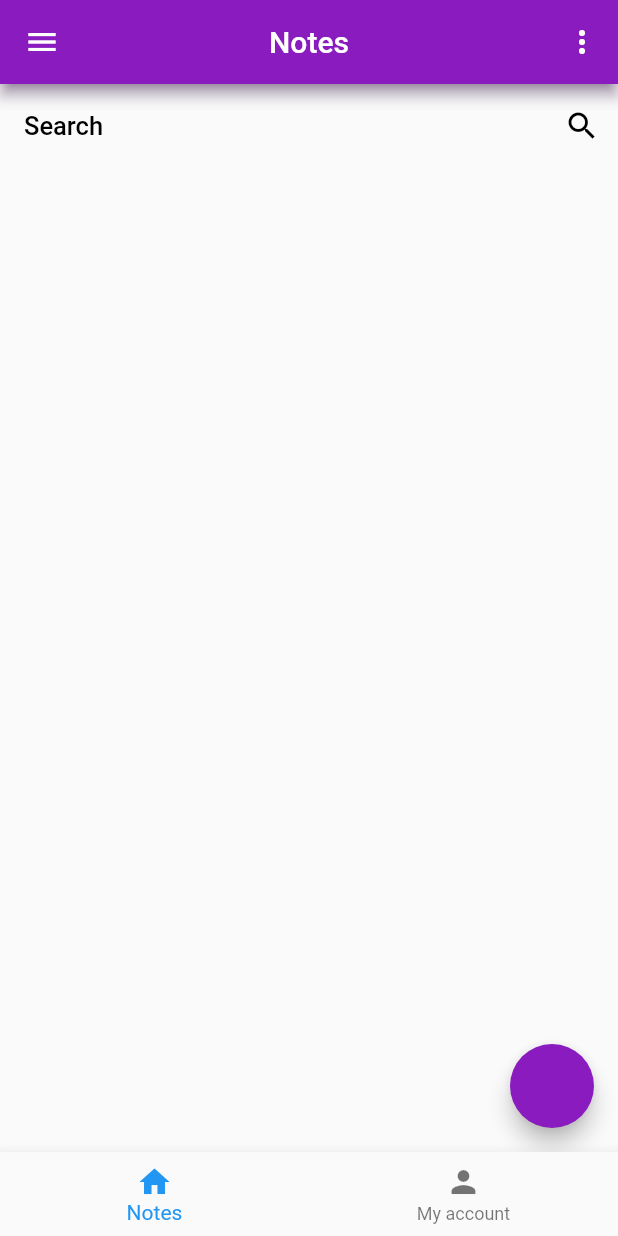
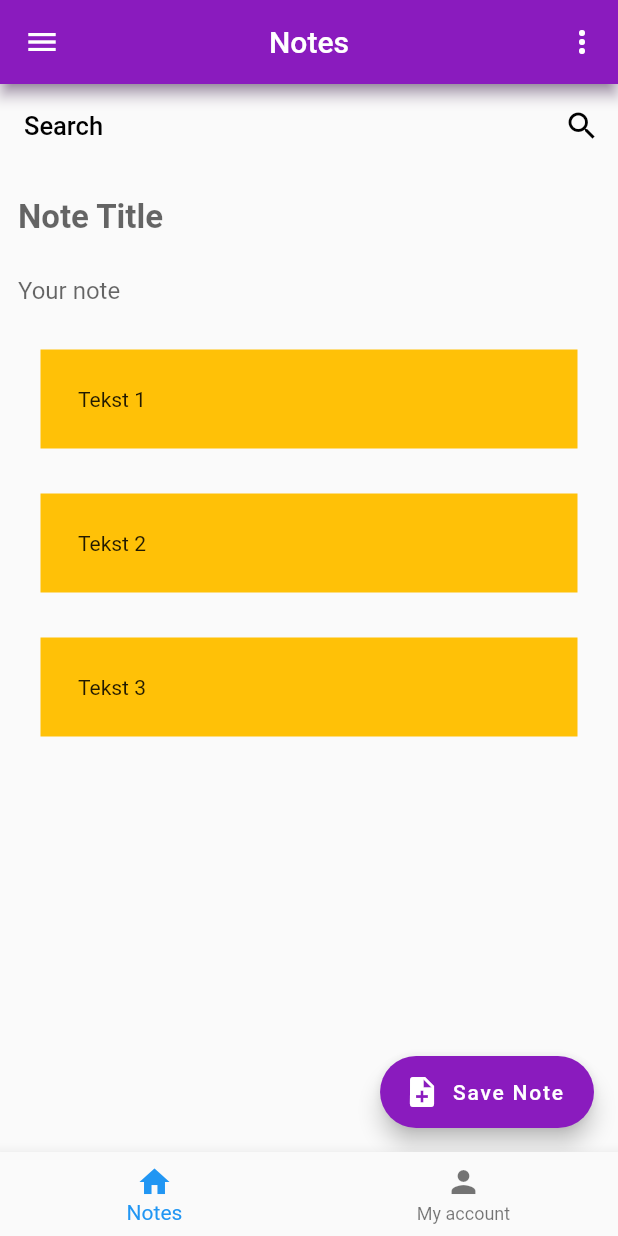
Before and after one commit to michalkrysinski/notemobile, a Flutter app: the screen it shows once a user with an empty profile is signed in, on a phone screen of 412 x 824 dp. Run offline on Flutter 3.47's test engine with Material 2 defaults, Android fonts, the phone set to English and light mode, and no system bars; our stand-ins replace animated_text_kit, firebase_auth, firebase_core, google_fonts; accounts and stored records are empty.

```diff
--- a/lib/page/my_account_page/my_account_page.dart
+++ b/lib/page/my_account_page/my_account_page.dart
@@ -17,7 +17,7 @@ class MyAccountPage extends StatelessWidget {
       child: ListView(
         children: [
           const SizedBox(
-            height: 60,
+            height: 200,
           ),
           Center(
             child: Text(
@@ -28,7 +28,7 @@ class MyAccountPage extends StatelessWidget {
             ),
           ),
           const SizedBox(
-            height: 420,
+            height: 350,
           ),
           Center(
             child: ElevatedButton(
--- a/lib/page/notes_page/notes_page.dart
+++ b/lib/page/notes_page/notes_page.dart
@@ -1,10 +1,15 @@
 import 'package:flutter/material.dart';
 
-class NotesPage extends StatelessWidget {
+class NotesPage extends StatefulWidget {
   const NotesPage({
     Key? key,
   }) : super(key: key);
 
+  @override
+  State<NotesPage> createState() => _NotesPageState();
+}
+
+class _NotesPageState extends State<NotesPage> {
   @override
   Widget build(BuildContext context) {
     return Scaffold(
@@ -23,10 +28,64 @@ class NotesPage extends StatelessWidget {
           ),
         ],
       ),
-      floatingActionButton: FloatingActionButton(
+      floatingActionButton: FloatingActionButton.extended(
         onPressed: () {},
+        label: const Text('Save Note'),
+        icon: const Icon(
+          Icons.note_add,
+        ),
         backgroundColor: const Color.fromARGB(255, 138, 27, 190),
+      ),
+      body: Padding(
+        padding: const EdgeInsets.symmetric(vertical: 8.0, horizontal: 12.0),
+        child: ListView(
+          children: const [
+            TextField(
+              decoration: InputDecoration(
+                border: InputBorder.none,
+                hintText: "Note Title",
+              ),
+              style: TextStyle(fontSize: 22.0, fontWeight: FontWeight.bold),
+            ),
+            Expanded(
+              child: TextField(
+                keyboardType: TextInputType.multiline,
+                maxLines: null,
+                decoration: InputDecoration(
+                  border: InputBorder.none,
+                  hintText: "Your note",
+                ),
+              ),
+            ),
+            CategoryWidget('Tekst 1'),
+            CategoryWidget('Tekst 2'),
+            CategoryWidget('Tekst 3'),
+          ],
+        ),
       ),
     );
   }
 }
+
+class CategoryWidget extends StatelessWidget {
+  const CategoryWidget(
+    this.title, {
+    Key? key,
+  }) : super(key: key);
+
+  final String title;
+
+  @override
+  Widget build(BuildContext context) {
+    return Container(
+      color: Colors.amber,
+      padding: const EdgeInsets.all(
+        25,
+      ),
+      margin: const EdgeInsets.all(
+        15,
+      ),
+      child: Text(title),
+    );
+  }
+}
--- a/pubspec.yaml
+++ b/pubspec.yaml
@@ -41,6 +41,8 @@ dependencies:
   firebase_core: ^1.14.0
   firebase_auth: ^3.3.12
   google_fonts: ^2.3.1
+  cloud_firestore: ^3.1.11
+
 
 
 
```
Also changed, not shown: pubspec.lock.
